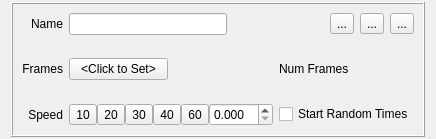
First picture: the form in Editor/src/Assets/Atlas/TileSet/WgtTileSetAnimation.ui, repository GameOverture/HarmonyEngine, before the edit.
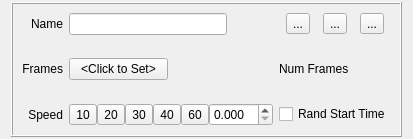
Second picture: the form after the edit. Icons and pictures are not drawn.

Commit message: Fixing bugs with new TileSet widgets' undo/redo and serialization; Hide preview of asset when it gets deleted; Some Spine build fixes

```diff
--- a/Editor/src/Assets/Atlas/TileSet/WgtTileSetAnimation.ui
+++ b/Editor/src/Assets/Atlas/TileSet/WgtTileSetAnimation.ui
@@ -9,7 +9,7 @@
    <rect>
     <x>0</x>
     <y>0</y>
-    <width>412</width>
+    <width>389</width>
     <height>139</height>
    </rect>
   </property>
@@ -96,7 +96,7 @@
       <item row="3" column="3">
        <widget class="QCheckBox" name="chkStartRandom">
         <property name="text">
-         <string>Start Random Times</string>
+         <string>Rand Start Time</string>
         </property>
        </widget>
       </item>
@@ -133,19 +133,6 @@
       </item>
       <item row="1" column="3">
        <layout class="QHBoxLayout" name="horizontalLayout">
-        <item>
-         <spacer name="horizontalSpacer">
-          <property name="orientation">
-           <enum>Qt::Orientation::Horizontal</enum>
-          </property>
-          <property name="sizeHint" stdset="0">
-           <size>
-            <width>40</width>
-            <height>20</height>
-           </size>
-          </property>
-         </spacer>
-        </item>
         <item>
          <widget class="QToolButton" name="btnUpward">
           <property name="text">
```
The commit also changes 14 other files.
